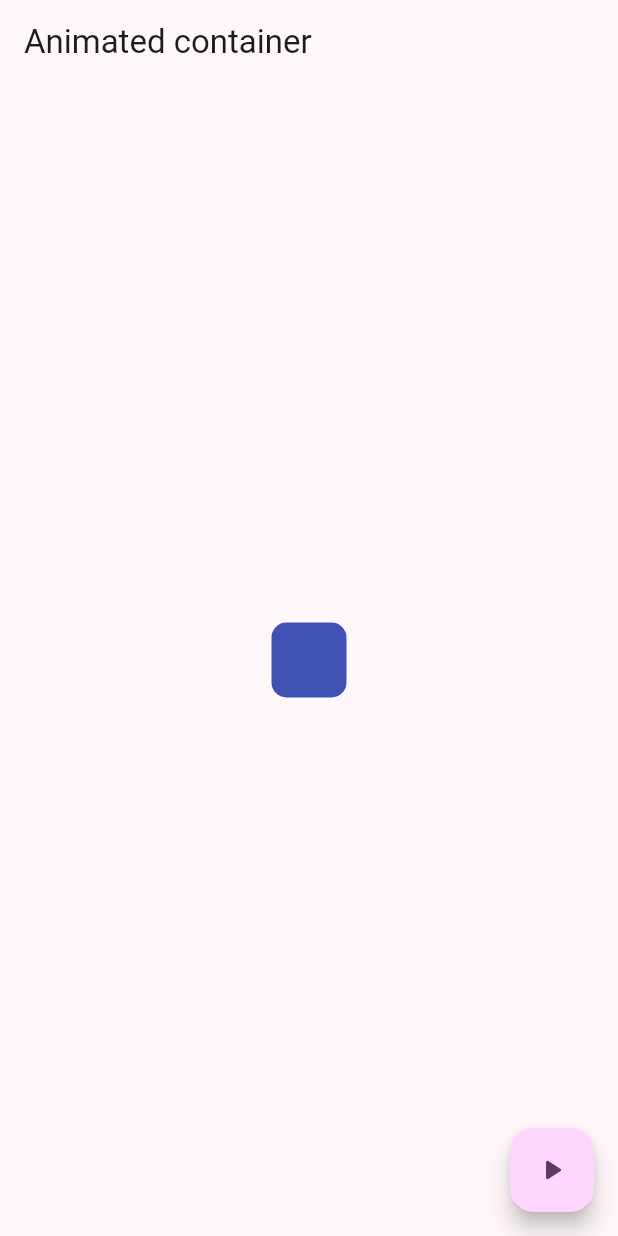
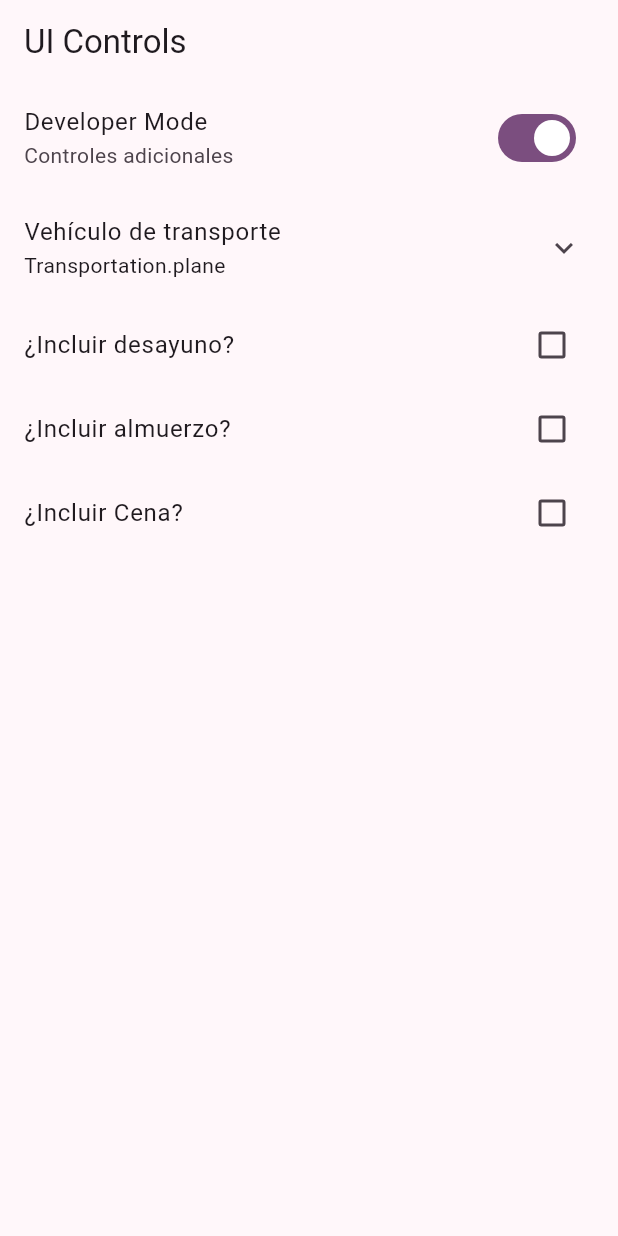
Before and after one commit to marcelaTrujilloToro/course-flutter-widgets, a Flutter app: the screen it shows after launch, on a phone screen of 412 x 824 dp. Run offline on Flutter 3.47's test engine with Material 3 defaults, Android fonts, the phone set to English and light mode, and no system bars; our stand-ins replace go_router.

Commit message:
feat: ui controllers done

```diff
--- a/lib/config/menu/menu_items.dart
+++ b/lib/config/menu/menu_items.dart
@@ -47,5 +47,11 @@ const appMenuItems = <MenuItem>[
     subTitle: 'Stateful widget animado',
     link: '/animated',
     icon: Icons.check_box_outline_blank_rounded,
+  ),
+  MenuItem(
+    title: 'UI controls',
+    subTitle: 'Una serie de controles de Flutter',
+    link: '/ui-controls',
+    icon: Icons.car_rental_outlined,
   )
 ];
--- a/lib/config/router/app_router.dart
+++ b/lib/config/router/app_router.dart
@@ -3,7 +3,7 @@ import 'package:widgets_app/presentation/screens/screens.dart';
 
 // GoRouter configuration
 final appRouter = GoRouter(
-  initialLocation: '/animated',
+  initialLocation: '/ui-controls',
   routes: [
     GoRoute(
       path: '/',
@@ -35,5 +35,10 @@ final appRouter = GoRouter(
       name: AnimatedScreen.name,
       builder: (context, state) => const AnimatedScreen(),
     ),
+    GoRoute(
+      path: '/ui-controls',
+      name: UiControlsScreen.name,
+      builder: (context, state) => const UiControlsScreen(),
+    ),
   ],
 );
--- a/lib/presentation/screens/ui_controls/ui_controls_screen.dart
+++ b/lib/presentation/screens/ui_controls/ui_controls_screen.dart
@@ -7,6 +7,108 @@ class UiControlsScreen extends StatelessWidget {
 
   @override
   Widget build(BuildContext context) {
-    return Container();
+    return Scaffold(
+      appBar: AppBar(
+        title: const Text('UI Controls'),
+      ),
+      body: const _UiControlsView(),
+    );
   }
 }
+
+class _UiControlsView extends StatefulWidget {
+  const _UiControlsView();
+
+  @override
+  State<_UiControlsView> createState() => _UiControlsViewState();
+}
+
+enum Transportation { car, plane, boat, submarine }
+
+class _UiControlsViewState extends State<_UiControlsView> {
+  bool isDeveloper = true;
+  Transportation selectedTransportation = Transportation.plane;
+  bool wantsBreakfast = false;
+  bool wantsLunch = false;
+  bool wantsDinner = false;
+
+  @override
+  Widget build(BuildContext context) {
+    return ListView(
+      physics: const ClampingScrollPhysics(),
+      children: [
+        SwitchListTile(
+          title: const Text('Developer Mode'),
+          subtitle: const Text('Controles adicionales'),
+          value: isDeveloper,
+          onChanged: (value) => setState(() {
+            isDeveloper = !isDeveloper;
+          }),
+        ),
+        ExpansionTile(
+          title: const Text('Vehículo de transporte'),
+          subtitle: Text('$selectedTransportation'),
+          children: [
+            RadioListTile(
+              title: const Text('By Car'),
+              subtitle: const Text('Viajar por carro'),
+              value: Transportation.car,
+              groupValue: selectedTransportation,
+              onChanged: (value) => setState(() {
+                selectedTransportation = Transportation.car;
+              }),
+            ),
+            RadioListTile(
+              title: const Text('By Plane'),
+              subtitle: const Text('Viajar por avion'),
+              value: Transportation.plane,
+              groupValue: selectedTransportation,
+              onChanged: (value) => setState(() {
+                selectedTransportation = Transportation.plane;
+              }),
+            ),
+            RadioListTile(
+              title: const Text('By Boat'),
+              subtitle: const Text('Viajar por bote'),
+              value: Transportation.boat,
+              groupValue: selectedTransportation,
+              onChanged: (value) => setState(() {
+                selectedTransportation = Transportation.boat;
+              }),
+            ),
+            RadioListTile(
+              title: const Text('By Submarine'),
+              subtitle: const Text('Viajar por submarino'),
+              value: Transportation.submarine,
+              groupValue: selectedTransportation,
+              onChanged: (value) => setState(() {
+                selectedTransportation = Transportation.submarine;
+              }),
+            ),
+          ],
+        ),
+        CheckboxListTile(
+          title: const Text('¿Incluir desayuno?'),
+          value: wantsBreakfast,
+          onChanged: (value) => setState(() {
+            wantsBreakfast = !wantsBreakfast;
+          }),
+        ),
+        CheckboxListTile(
+          title: const Text('¿Incluir almuerzo?'),
+          value: wantsLunch,
+          onChanged: (value) => setState(() {
+            wantsLunch = !wantsLunch;
+          }),
+        ),
+        CheckboxListTile(
+          title: const Text('¿Incluir Cena?'),
+          value: wantsDinner,
+          onChanged: (value) => setState(() {
+            wantsDinner = !wantsDinner;
+          }),
+        ),
+      ],
+    );
+  }
+}
```
